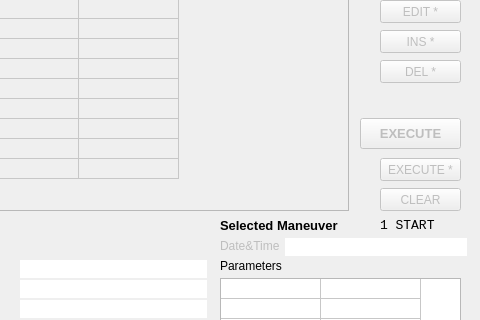
Above: source/ui/mainwindow.ui from whiskie14142/SolarSystemVoyager before the change; both pictures show x 160 to 640 and y 129 to 449 of the 640 by 700 pixel window. Below: the same form after it.
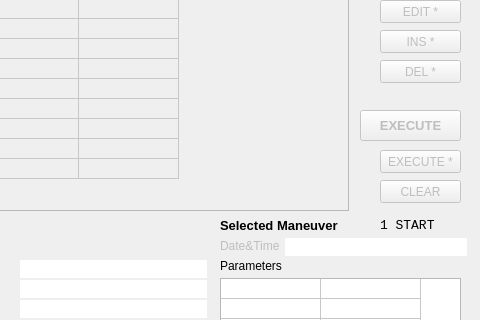
That is the form after the change.

Patch:
```diff
--- a/source/ui/mainwindow.ui
+++ b/source/ui/mainwindow.ui
@@ -148,7 +148,7 @@
     <property name="geometry">
      <rect>
       <x>520</x>
-      <y>228</y>
+      <y>220</y>
       <width>101</width>
       <height>31</height>
      </rect>
@@ -237,7 +237,7 @@
     <property name="geometry">
      <rect>
       <x>540</x>
-      <y>268</y>
+      <y>260</y>
       <width>81</width>
       <height>23</height>
      </rect>
@@ -409,7 +409,7 @@
     <property name="geometry">
      <rect>
       <x>540</x>
-      <y>298</y>
+      <y>290</y>
       <width>81</width>
       <height>23</height>
      </rect>
```
